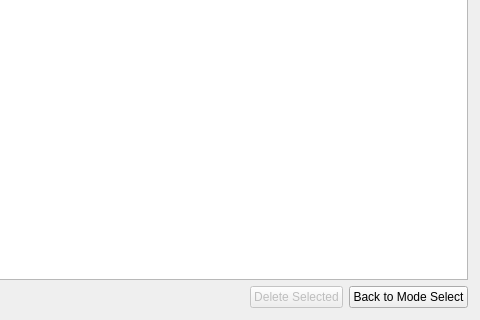
Before: the Qt Designer form AutoMagik/AutoMagik.ui in AlexOfRivia/AutoMagik, drawn with Qt 5; both pictures show x 544 to 1024 and y 448 to 768 of the 1024 by 768 pixel window.
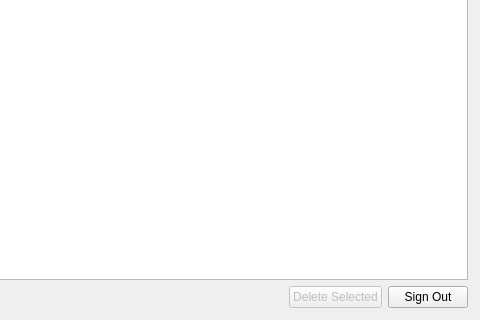
After: the same form once the commit is applied. The open tabs and pages were chosen to show the change. Icons and pictures are not drawn.

Diff of the .ui file:
```diff
--- a/AutoMagik/AutoMagik.ui
+++ b/AutoMagik/AutoMagik.ui
@@ -357,7 +357,7 @@
           <item>
            <widget class="QPushButton" name="managerBackButton">
             <property name="text">
-             <string>Back to Mode Select</string>
+             <string>Sign Out</string>
             </property>
             <property name="icon">
              <iconset resource="AutoMagik.qrc">
```
Left out of the diff: 2 changed lines with no effect on the pictures.
